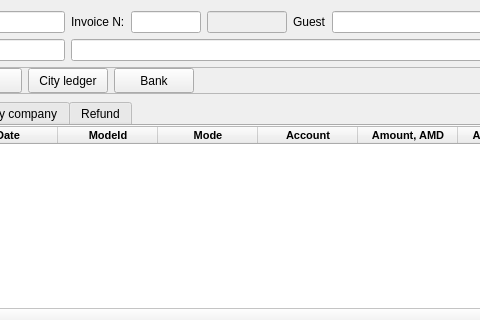
This is Resort/dlgpaymentsdetails.ui in End1-1/Resort as Qt 5 draws it before an edit; both pictures show x 156 to 636 and y 0 to 320 of the 1005 by 548 pixel window. The edited form follows.
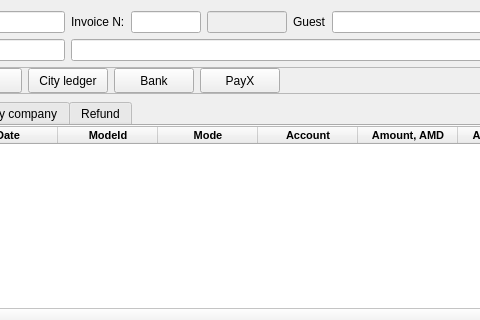
This is the edited form. Icons and pictures are not drawn. Custom widgets are drawn as their Qt base class.

What changed in the file:
```diff
--- a/Resort/dlgpaymentsdetails.ui
+++ b/Resort/dlgpaymentsdetails.ui
@@ -289,6 +289,19 @@
         </property>
        </widget>
       </item>
+      <item>
+       <widget class="QPushButton" name="btnBankPayX">
+        <property name="minimumSize">
+         <size>
+          <width>0</width>
+          <height>25</height>
+         </size>
+        </property>
+        <property name="text">
+         <string>PayX</string>
+        </property>
+       </widget>
+      </item>
       <item>
        <spacer name="horizontalSpacer_5">
         <property name="orientation">
```
